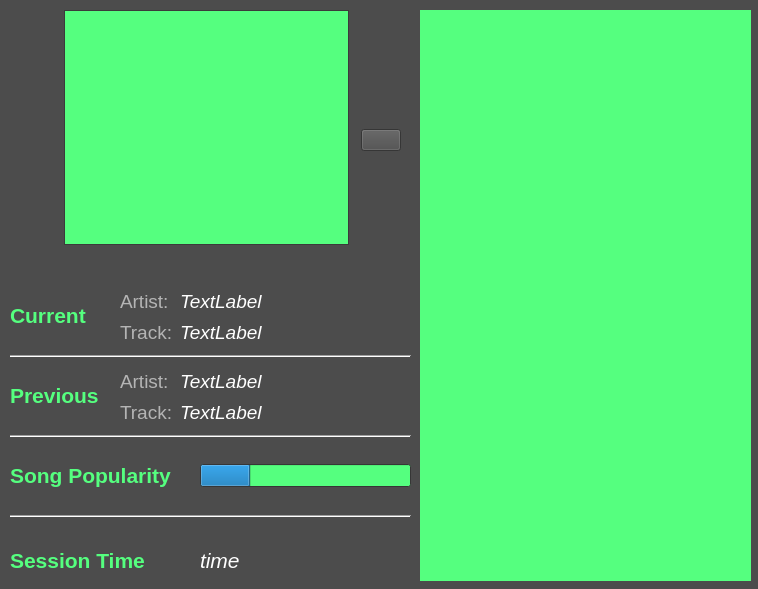
This is tracker_gui.ui in ajaybasnyat/Spotify-Companion as Qt 5 draws it before an edit. The edited form follows.
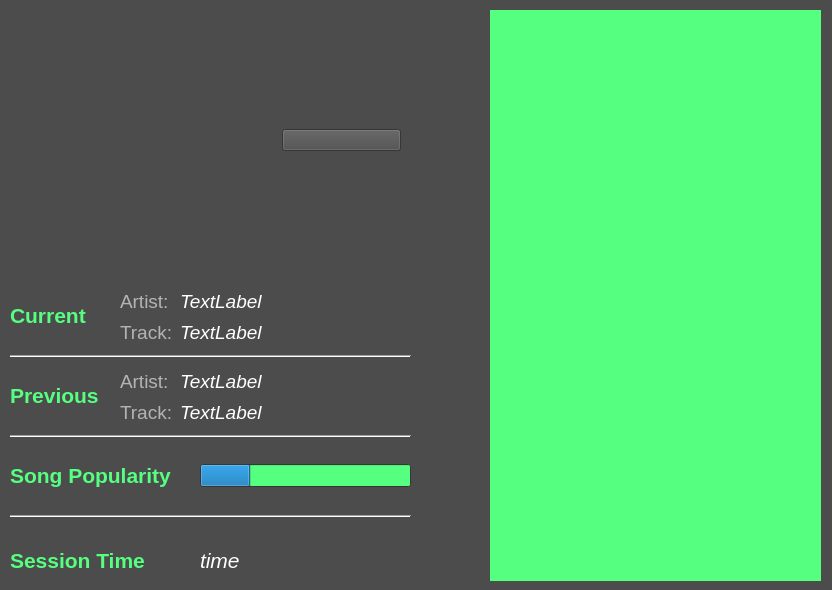
This is the edited form. Icons and pictures are not drawn.

Commit message: working current track and cover art

The edit to the form file:
```diff
--- a/tracker_gui.ui
+++ b/tracker_gui.ui
@@ -6,8 +6,8 @@
    <rect>
     <x>0</x>
     <y>0</y>
-    <width>758</width>
-    <height>589</height>
+    <width>832</width>
+    <height>590</height>
    </rect>
   </property>
   <property name="palette">
@@ -246,7 +246,7 @@
    <widget class="QListView" name="listTrackHistory">
     <property name="geometry">
      <rect>
-      <x>420</x>
+      <x>490</x>
       <y>10</y>
       <width>331</width>
       <height>571</height>
@@ -388,7 +388,7 @@
      <rect>
       <x>180</x>
       <y>286</y>
-      <width>241</width>
+      <width>301</width>
       <height>61</height>
      </rect>
     </property>
@@ -556,7 +556,7 @@
      <rect>
       <x>180</x>
       <y>366</y>
-      <width>241</width>
+      <width>301</width>
       <height>61</height>
      </rect>
     </property>
@@ -1229,7 +1229,11 @@
         <number>12</number>
        </property>
        <item>
-        <widget class="QGraphicsView" name="graphicCoverArt"/>
+        <widget class="QLabel" name="labelCoverArt">
+         <property name="text">
+          <string/>
+         </property>
+        </widget>
        </item>
        <item>
         <widget class="QPushButton" name="buttonPlayPause">
```
The commit also changes 6 other files.
